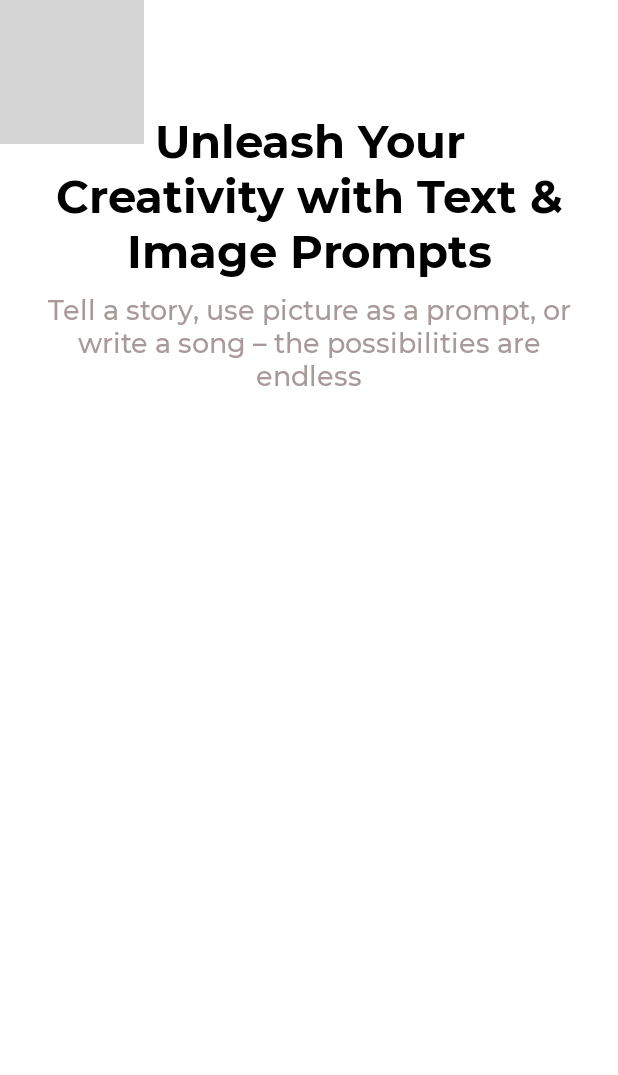
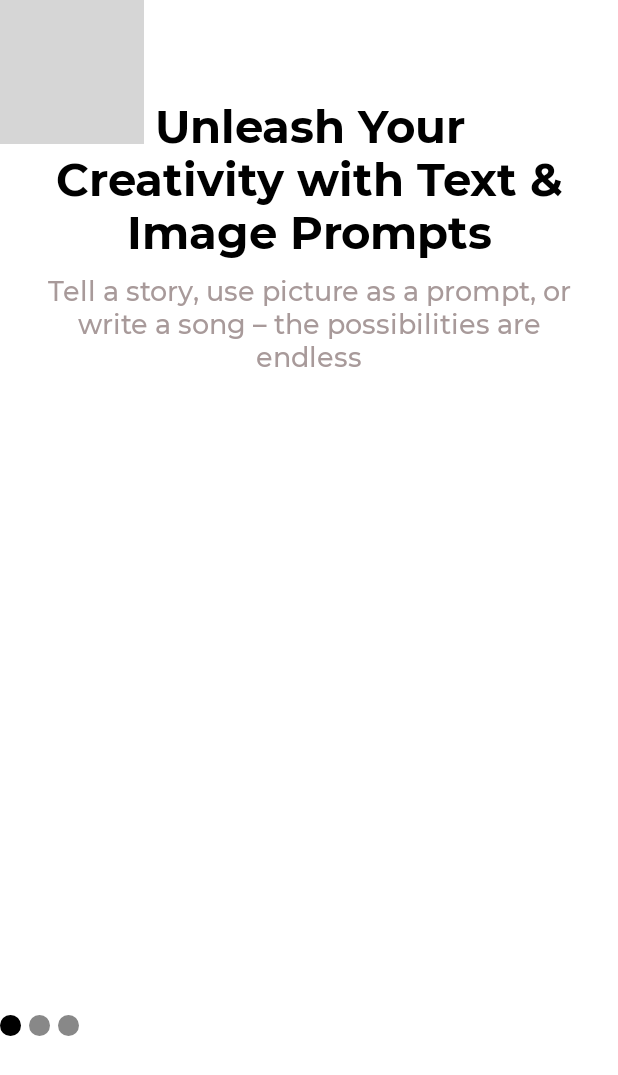
Before and after one commit to mrinmoyxb/Cypher, an Android app built with Jetpack Compose: the @Preview function DisplayScreen1, on a phone screen of 412 x 824 dp. Shown: the top 1075 px of the screen. Run offline under Robolectric (Android 15) with nearby library versions, the phone set to English and light mode, and no system bars; Roboto replaces fonts that are not available here; grey boxes are pictures that could not be loaded.

Commit message:
Onscreen Page

```diff
--- a/app/src/main/java/com/example/geminichat/MainActivity.kt
+++ b/app/src/main/java/com/example/geminichat/MainActivity.kt
@@ -10,6 +10,9 @@ import androidx.compose.material3.Text
 import androidx.compose.runtime.Composable
 import androidx.compose.ui.Modifier
 import androidx.compose.ui.tooling.preview.Preview
+import com.example.geminichat.OnBoardingScreen.Data.pages
+import com.example.geminichat.OnBoardingScreen.View.OnBoardingPage
+import com.example.geminichat.OnBoardingScreen.View.OnBoardingScreen
 import com.example.geminichat.ui.theme.GeminiChatTheme
 
 class MainActivity : ComponentActivity() {
@@ -18,6 +21,8 @@ class MainActivity : ComponentActivity() {
         setContent {
             GeminiChatTheme {
                 //val key = BuildConfig.API_KEY
+                //OnBoardingScreen()
+                OnBoardingPage(pages = pages[1])
             }
         }
     }
--- /dev/null
+++ b/app/src/main/java/com/example/geminichat/OnBoardingScreen/View/ChatTextButton.kt
@@ -0,0 +1,23 @@
+package com.example.geminichat.OnBoardingScreen.View
+
+import androidx.compose.material3.Text
+import androidx.compose.material3.TextButton
+import androidx.compose.runtime.Composable
+import androidx.compose.ui.graphics.Color
+import androidx.compose.ui.text.font.FontWeight
+import androidx.compose.ui.unit.sp
+import com.example.geminichat.ui.theme.montserrat
+
+@Composable
+fun ChatTextButton(text: String, onClick: () -> Unit) {
+    TextButton(
+        onClick = onClick
+    ){
+        Text(text = text,
+            fontFamily = montserrat,
+            fontSize = 12.sp,
+            fontWeight = FontWeight.SemiBold,
+            color = Color.White
+        )
+    }
+}
--- a/app/src/main/java/com/example/geminichat/OnBoardingScreen/View/OnBoardingPage.kt
+++ b/app/src/main/java/com/example/geminichat/OnBoardingScreen/View/OnBoardingPage.kt
@@ -28,6 +28,7 @@ import androidx.compose.ui.graphics.Color
 import androidx.compose.ui.res.colorResource
 import androidx.compose.ui.res.fontResource
 import androidx.compose.ui.res.painterResource
+import androidx.compose.ui.text.TextStyle
 import androidx.compose.ui.text.font.FontFamily
 import androidx.compose.ui.text.font.FontWeight
 import androidx.compose.ui.text.style.TextAlign
@@ -42,9 +43,6 @@ import com.example.geminichat.ui.theme.montserrat
 @SuppressLint("ResourceAsColor")
 @Composable
 fun OnBoardingPage(pages: OnBoardingData, modifier: Modifier = Modifier){
-
-    val gradientColor1 = listOf(Color(0xFF03045e), Color(0xFF72efdd))
-    val gradientColor2 = listOf(Color(0xFF03045e), Color(0xFF6d89df))
     Column(
         modifier =  modifier.fillMaxSize(),
         verticalArrangement = Arrangement.spacedBy((-60).dp)
@@ -58,15 +56,13 @@ fun OnBoardingPage(pages: OnBoardingData, modifier: Modifier = Modifier){
         Card(
             modifier = Modifier
                 .fillMaxWidth()
-                .fillMaxWidth()
                 .clip(RoundedCornerShape(topStart = 30.dp, topEnd = 30.dp)),
-                //.background(Brush.linearGradient(colors = gradientColor2)),
             colors = CardDefaults.cardColors(Color.White)
         ){
             Column(
                 modifier = Modifier
                     .fillMaxSize()
-                    .padding(top = 40.dp, start = 30.dp, end = 30.dp)
+                    .padding(top = 30.dp, start = 30.dp, end = 30.dp)
             ){
                 Text(
                     text = pages.heading,
@@ -74,7 +70,8 @@ fun OnBoardingPage(pages: OnBoardingData, modifier: Modifier = Modifier){
                     fontWeight = FontWeight.Bold,
                     color = Color.Black,
                     fontSize = 30.sp,
-                    textAlign = TextAlign.Center
+                    textAlign = TextAlign.Center,
+                    style = TextStyle(lineHeight = 35.sp)
                 )
 
                 Spacer(modifier = Modifier.height(10.dp))
@@ -96,7 +93,8 @@ fun OnBoardingPage(pages: OnBoardingData, modifier: Modifier = Modifier){
 @Preview(showBackground = true)
 @Composable
 fun DisplayScreen1(){
-    OnBoardingPage(pages = pages[0])
+    //OnBoardingPage(pages = pages[1])
+    OnBoardingScreen()
 }
 
 
--- /dev/null
+++ b/app/src/main/java/com/example/geminichat/OnBoardingScreen/View/OnBoardingScreen.kt
@@ -0,0 +1,102 @@
+package com.example.geminichat.OnBoardingScreen.View
+
+import androidx.compose.foundation.ExperimentalFoundationApi
+import androidx.compose.foundation.layout.Arrangement
+import androidx.compose.foundation.layout.Box
+import androidx.compose.foundation.layout.Column
+import androidx.compose.foundation.layout.Row
+import androidx.compose.foundation.layout.fillMaxHeight
+import androidx.compose.foundation.layout.fillMaxSize
+import androidx.compose.foundation.layout.fillMaxWidth
+import androidx.compose.foundation.layout.navigationBarsPadding
+import androidx.compose.foundation.layout.width
+import androidx.compose.foundation.pager.HorizontalPager
+import androidx.compose.foundation.pager.rememberPagerState
+import androidx.compose.runtime.Composable
+import androidx.compose.runtime.derivedStateOf
+import androidx.compose.runtime.remember
+import androidx.compose.runtime.rememberCoroutineScope
+import androidx.compose.ui.Alignment
+import androidx.compose.ui.Modifier
+import androidx.compose.ui.tooling.preview.Preview
+import androidx.compose.ui.unit.dp
+import com.example.geminichat.OnBoardingScreen.Data.pages
+import kotlinx.coroutines.launch
+
+@OptIn(ExperimentalFoundationApi::class)
+@Composable
+fun OnBoardingScreen(){
+    Column(modifier = Modifier.fillMaxSize()){
+        val pagerState = rememberPagerState()
+
+        val buttonState = remember{
+            derivedStateOf {
+                when(pagerState.currentPage){
+                    0 -> listOf("", "Next")
+                    1 -> listOf("Back", "Next")
+                    2 -> listOf("Back", "Getting Started")
+                    else -> listOf("")
+                }
+            }
+        }
+        Box(
+            modifier = Modifier.fillMaxHeight(0.8f).fillMaxWidth()
+        ) {
+
+            HorizontalPager(pageCount = 3, state = pagerState) { index ->
+                OnBoardingPage(pages = pages[index])
+            }
+        }
+
+        Row(modifier = Modifier
+            .fillMaxWidth()
+            .navigationBarsPadding(),
+            horizontalArrangement = Arrangement.SpaceBetween,
+            verticalAlignment = Alignment.CenterVertically
+            ){
+
+            PageIndicator(
+                modifier = Modifier.width(12.dp),
+                pageSize = pages.size,
+                selectedPage = pagerState.currentPage
+            )
+
+            Row(verticalAlignment = Alignment.CenterVertically){
+                val scope = rememberCoroutineScope()
+                if(buttonState.value[0].isNotEmpty()){
+                    ChatTextButton(text = buttonState.value[0],
+                        onClick = {
+                            scope.launch{
+                                pagerState.animateScrollToPage(page = pagerState.currentPage)
+                            }
+                        }
+                    )
+                }
+                ChatTextButton(text = buttonState.value[1],
+                    onClick = {
+                        scope.launch{
+                            if(pagerState.currentPage == 3){
+                                //* TODO
+                            }
+                            else{
+                                pagerState.animateScrollToPage(
+                                    page = pagerState.currentPage+1
+                                )
+                            }
+                        }
+                    }
+                )
+
+            }
+
+        }
+
+    }
+}
+
+
+@Preview(showBackground = true)
+@Composable
+fun Display(){
+    OnBoardingScreen()
+}
--- /dev/null
+++ b/app/src/main/java/com/example/geminichat/OnBoardingScreen/View/PageIndicator.kt
@@ -0,0 +1,37 @@
+package com.example.geminichat.OnBoardingScreen.View
+
+
+import androidx.compose.foundation.background
+import androidx.compose.foundation.layout.Arrangement
+import androidx.compose.foundation.layout.Box
+import androidx.compose.foundation.layout.Row
+import androidx.compose.foundation.layout.Spacer
+import androidx.compose.foundation.layout.size
+import androidx.compose.foundation.layout.width
+import androidx.compose.foundation.shape.CircleShape
+import androidx.compose.runtime.Composable
+import androidx.compose.ui.Modifier
+import androidx.compose.ui.draw.clip
+import androidx.compose.ui.graphics.Color
+import androidx.compose.ui.unit.dp
+
+@Composable
+fun PageIndicator(
+    modifier: Modifier = Modifier,
+    pageSize: Int,
+    selectedPage: Int,
+    selectedColor: Color = Color.Black,
+    unselectedColor: Color = Color.Gray
+){
+    Row(
+        modifier = Modifier,
+        horizontalArrangement = Arrangement.SpaceBetween
+    ){
+        // number of indicator based on number of pages
+        repeat(pageSize){page->
+            Box(modifier = Modifier.size(14.dp).clip(CircleShape)
+                .background(color = if(page==selectedPage) selectedColor else unselectedColor))
+            Spacer(modifier = Modifier.width(5.dp))
+        }
+    }
+}
--- a/build.gradle
+++ b/build.gradle
@@ -1,7 +1,7 @@
 // Top-level build file where you can add configuration options common to all sub-projects/modules.
 
 plugins {
-    id 'com.android.application' version '8.0.0' apply false
-    id 'com.android.library' version '8.0.0' apply false
+    id 'com.android.application' version '8.2.2' apply false
+    id 'com.android.library' version '8.2.2' apply false
     id 'org.jetbrains.kotlin.android' version '1.7.20' apply false
 }
```
